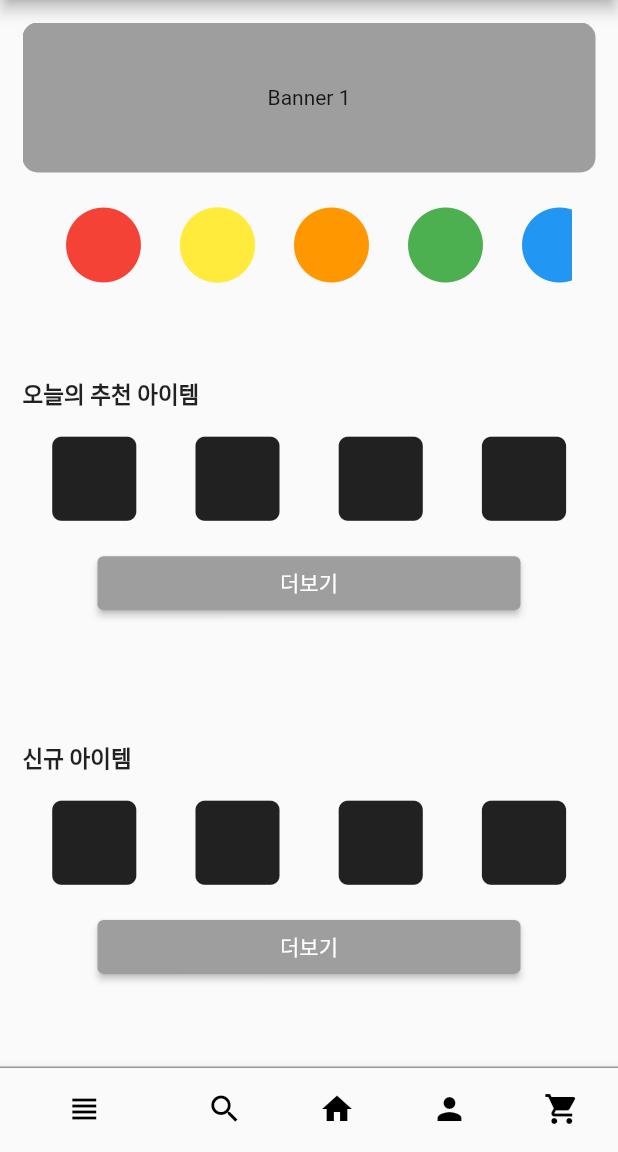
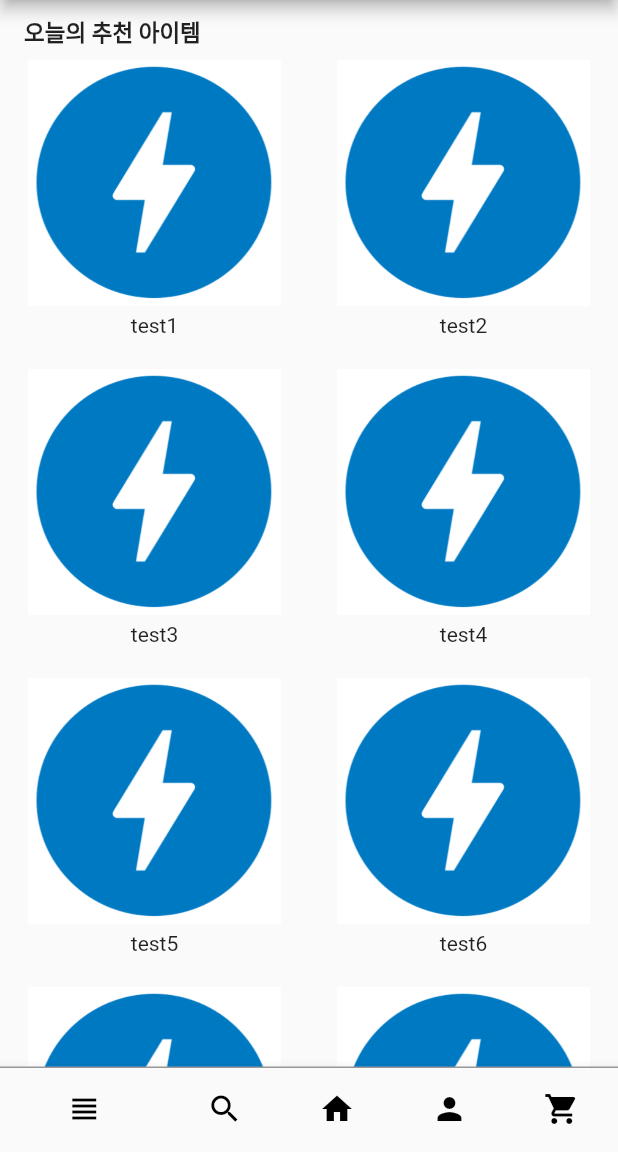
Before and after one commit to HyunWoo9930/UpCloth_customer, a Flutter app: the MainScreen screen opened directly, after a tap on "더보기", on a phone screen of 412 x 824 dp, the part 84-1236 px from its top. Run offline on Flutter 3.47's test engine with Material 2 defaults, Android fonts, the phone set to English and light mode, and no system bars; missing offline and left inert: flutter_naver_login.

Commit message:
[ADD] 더보기 screen 추가

```diff
--- /dev/null
+++ b/asset/json/new_item.json
@@ -0,0 +1,42 @@
+[
+  {
+    "상품명" : "new_item_test1",
+    "이미지" : "test1.png"
+  },
+  {
+    "상품명" : "new_item_test2",
+    "이미지" : "test2.png"
+  },
+  {
+    "상품명" : "new_item_test3",
+    "이미지" : "test3.png"
+  },
+  {
+    "상품명" : "new_item_test4",
+    "이미지" : "test4.png"
+  },
+  {
+    "상품명" : "new_item_test5",
+    "이미지" : "test5.png"
+  },
+  {
+    "상품명" : "new_item_test6",
+    "이미지" : "test6.png"
+  },
+  {
+    "상품명" : "new_item_test7",
+    "이미지" : "test7.png"
+  },
+  {
+    "상품명" : "new_item_test8",
+    "이미지" : "test8.png"
+  },
+  {
+    "상품명" : "new_item_test9",
+    "이미지" : "test9.png"
+  },
+  {
+    "상품명" : "new_item_test10",
+    "이미지" : "test10.png"
+  }
+]
--- /dev/null
+++ b/asset/json/today_recommend_item.json
@@ -0,0 +1,42 @@
+[
+  {
+    "상품명" : "test1",
+    "이미지" : "test1.png"
+  },
+  {
+    "상품명" : "test2",
+    "이미지" : "test2.png"
+  },
+  {
+    "상품명" : "test3",
+    "이미지" : "test3.png"
+  },
+  {
+    "상품명" : "test4",
+    "이미지" : "test4.png"
+  },
+  {
+    "상품명" : "test5",
+    "이미지" : "test5.png"
+  },
+  {
+    "상품명" : "test6",
+    "이미지" : "test6.png"
+  },
+  {
+    "상품명" : "test7",
+    "이미지" : "test7.png"
+  },
+  {
+    "상품명" : "test8",
+    "이미지" : "test8.png"
+  },
+  {
+    "상품명" : "test9",
+    "이미지" : "test9.png"
+  },
+  {
+    "상품명" : "test10",
+    "이미지" : "test10.png"
+  }
+]
--- a/lib/screen/main_screen.dart
+++ b/lib/screen/main_screen.dart
@@ -1,4 +1,6 @@
 import 'package:flutter/material.dart';
+import 'package:upcloth/screen/new_item_screen.dart';
+import 'package:upcloth/screen/today_recommend_screen.dart';
 
 class MainScreen extends StatefulWidget {
   const MainScreen({super.key});
@@ -124,21 +126,25 @@ class _MainScreenState extends State<MainScreen> {
                             IconButton(
                               onPressed: () {},
                               icon: const Icon(Icons.square_rounded),
+                              color: Colors.grey,
                               iconSize: 75,
                             ),
                             IconButton(
                               onPressed: () {},
                               icon: const Icon(Icons.square_rounded),
+                              color: Colors.grey,
                               iconSize: 75,
                             ),
                             IconButton(
                               onPressed: () {},
                               icon: const Icon(Icons.square_rounded),
+                              color: Colors.grey,
                               iconSize: 75,
                             ),
                             IconButton(
                               onPressed: () {},
                               icon: const Icon(Icons.square_rounded),
+                              color: Colors.grey,
                               iconSize: 75,
                             ),
                           ],
@@ -146,7 +152,12 @@ class _MainScreenState extends State<MainScreen> {
                         Padding(
                           padding: const EdgeInsets.symmetric(horizontal: 50),
                           child: ElevatedButton(
-                              onPressed: () {},
+                              onPressed: () {
+                                Navigator.of(context).push(MaterialPageRoute(
+                                    builder: (BuildContext context) {
+                                  return TodayRecommendScreen();
+                                }));
+                              },
                               style: ElevatedButton.styleFrom(
                                 primary: Colors.grey,
                               ),
@@ -170,21 +181,25 @@ class _MainScreenState extends State<MainScreen> {
                             IconButton(
                               onPressed: () {},
                               icon: const Icon(Icons.square_rounded),
+                              color: Colors.grey,
                               iconSize: 75,
                             ),
                             IconButton(
                               onPressed: () {},
                               icon: const Icon(Icons.square_rounded),
+                              color: Colors.grey,
                               iconSize: 75,
                             ),
                             IconButton(
                               onPressed: () {},
                               icon: const Icon(Icons.square_rounded),
+                              color: Colors.grey,
                               iconSize: 75,
                             ),
                             IconButton(
                               onPressed: () {},
                               icon: const Icon(Icons.square_rounded),
+                              color: Colors.grey,
                               iconSize: 75,
                             ),
                           ],
@@ -192,7 +207,12 @@ class _MainScreenState extends State<MainScreen> {
                         Padding(
                           padding: const EdgeInsets.symmetric(horizontal: 50),
                           child: ElevatedButton(
-                              onPressed: () {},
+                              onPressed: () {
+                                Navigator.of(context).push(MaterialPageRoute(
+                                    builder: (BuildContext context) {
+                                  return NewItemScreen();
+                                }));
+                              },
                               style: ElevatedButton.styleFrom(
                                 primary: Colors.grey,
                               ),
--- /dev/null
+++ b/lib/screen/today_recommend_screen.dart
@@ -0,0 +1,120 @@
+import 'dart:convert';
+
+import 'package:flutter/material.dart';
+import 'package:flutter/services.dart';
+
+class TodayRecommendScreen extends StatefulWidget {
+  const TodayRecommendScreen({super.key});
+
+  @override
+  State<TodayRecommendScreen> createState() => _TodayRecommendScreenState();
+}
+
+class _TodayRecommendScreenState extends State<TodayRecommendScreen> {
+  Future<void> loadRecommendItems() async {
+    recommendItemsData = await getItems();
+    recommendItemsList = jsonDecode(recommendItemsData);
+    setState(() {});
+  }
+
+  int _pageIndex = 0;
+  late String recommendItemsData;
+  late List<dynamic> recommendItemsList =
+      []; // 값을 저장할 변수를 List<dynamic> 타입으로 선언합니다.
+
+  @override
+  void initState() {
+    super.initState();
+    loadRecommendItems();
+  }
+
+  @override
+  Widget build(BuildContext context) {
+    return Scaffold(
+      appBar: AppBar(
+        backgroundColor: Colors.green,
+        title: Text('upcloth'),
+        centerTitle: true,
+      ),
+      bottomNavigationBar: Container(
+        decoration: BoxDecoration(
+            border: Border(top: BorderSide(color: Colors.grey, width: 1.0))),
+        child: BottomNavigationBar(
+          onTap: (value) {
+            setState(() {
+              _pageIndex = value;
+            });
+          },
+          currentIndex: _pageIndex,
+          selectedItemColor: Colors.black,
+          unselectedItemColor: Colors.black,
+          type: BottomNavigationBarType.shifting,
+          showSelectedLabels: false,
+          // 선택된 라벨 보이기/숨기기
+          showUnselectedLabels: false,
+          // 선택되지 않은 라벨 보이기/숨기기
+          items: const [
+            BottomNavigationBarItem(
+                icon: Icon(Icons.view_headline_sharp), label: 'list'),
+            BottomNavigationBarItem(icon: Icon(Icons.search), label: 'search'),
+            BottomNavigationBarItem(icon: Icon(Icons.home), label: 'home'),
+            BottomNavigationBarItem(icon: Icon(Icons.person), label: 'myPage'),
+            BottomNavigationBarItem(
+                icon: Icon(Icons.shopping_cart), label: 'cart'),
+          ],
+        ),
+      ),
+      body: Column(
+        crossAxisAlignment: CrossAxisAlignment.start,
+        children: [
+          const Padding(
+            padding: EdgeInsets.only(left: 16.0, top: 10),
+            child: Text(
+              '오늘의 추천 아이템',
+              style: TextStyle(fontSize: 15, fontWeight: FontWeight.w700),
+            ),
+          ),
+          Expanded(
+            child: GridView.builder(
+              gridDelegate: const SliverGridDelegateWithFixedCrossAxisCount(
+                crossAxisCount: 2,
+                childAspectRatio: 1, // 1:1 비율로 정사각형 형태로 만듭니다.
+              ),
+              itemCount: recommendItemsList.length,
+              itemBuilder: (context, index) {
+                final itemMap =
+                    recommendItemsList[index] as Map<String, dynamic>;
+                return Padding(
+                  padding: const EdgeInsets.all(8.0),
+                  child: InkWell(
+                    onTap: () {
+                      print("${itemMap["상품명"]} 버튼 클릭");
+                    },
+                    child: Column(
+                      children: [
+                        Expanded(
+                          // Expanded를 사용하여 이미지가 할당된 공간 내에 들어가도록 합니다.
+                          child: Image.asset(
+                            'asset/img/${itemMap["이미지"]}',
+                            fit: BoxFit.cover, // 이미지가 주어진 공간에 맞게 조정됩니다.
+                          ),
+                        ),
+                        SizedBox(height: 5),
+                        Text(itemMap["상품명"]),
+                        SizedBox(height: 5),
+                      ],
+                    ),
+                  ),
+                );
+              },
+            ),
+          ),
+        ],
+      ),
+    );
+  }
+}
+
+Future<String> getItems() async {
+  return await rootBundle.loadString('asset/json/today_recommend_item.json');
+}
--- a/pubspec.yaml
+++ b/pubspec.yaml
@@ -62,6 +62,7 @@ flutter:
 
   assets:
     - asset/img/
+    - asset/json/
   # To add assets to your application, add an assets section, like this:
   # assets:
   #   - images/a_dot_burr.jpeg
```
Also changed, not shown: lib/screen/new_item_screen.dart (added, +120 -0 lines), asset/img/test1.png (added), asset/img/test10.png (added), asset/img/test2.png (added), asset/img/test3.png (added), asset/img/test4.png (added), asset/img/test5.png (added), asset/img/test6.png (added), asset/img/test7.png (added), asset/img/test8.png (added), asset/img/test9.png (added), 2 other files.
